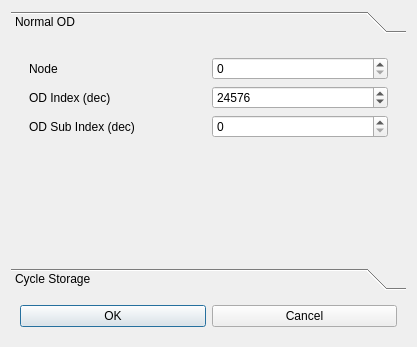
Above: libEPLViz/ui/PlotCreator.ui from epl-viz/EPL-Viz before the change. Below: the same form after it.
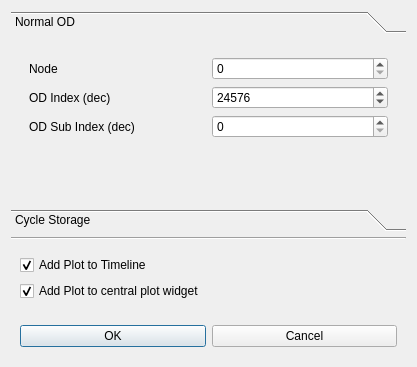
That is the form after the change. Icons and pictures are not drawn.

Commit message: Improved PlotCreator dialog

The edit to the form file:
```diff
--- a/libEPLViz/ui/PlotCreator.ui
+++ b/libEPLViz/ui/PlotCreator.ui
@@ -7,7 +7,7 @@
     <x>0</x>
     <y>0</y>
     <width>417</width>
-    <height>347</height>
+    <height>367</height>
    </rect>
   </property>
   <property name="windowTitle">
@@ -16,6 +16,12 @@
   <layout class="QVBoxLayout" name="verticalLayout">
    <item>
     <widget class="QToolBox" name="toolBox">
+     <property name="frameShape">
+      <enum>QFrame::NoFrame</enum>
+     </property>
+     <property name="frameShadow">
+      <enum>QFrame::Raised</enum>
+     </property>
      <property name="currentIndex">
       <number>0</number>
      </property>
@@ -25,7 +31,7 @@
         <x>0</x>
         <y>0</y>
         <width>405</width>
-        <height>219</height>
+        <height>162</height>
        </rect>
       </property>
       <attribute name="label">
@@ -140,6 +146,39 @@
      </widget>
     </widget>
    </item>
+   <item>
+    <widget class="Line" name="line">
+     <property name="orientation">
+      <enum>Qt::Horizontal</enum>
+     </property>
+    </widget>
+   </item>
+   <item>
+    <widget class="QWidget" name="widget" native="true">
+     <layout class="QVBoxLayout" name="verticalLayout_4">
+      <item>
+       <widget class="QCheckBox" name="AddToTimeLine">
+        <property name="text">
+         <string>Add Plot to Timeline</string>
+        </property>
+        <property name="checked">
+         <bool>true</bool>
+        </property>
+       </widget>
+      </item>
+      <item>
+       <widget class="QCheckBox" name="AddToPlot">
+        <property name="text">
+         <string>Add Plot to central plot widget</string>
+        </property>
+        <property name="checked">
+         <bool>true</bool>
+        </property>
+       </widget>
+      </item>
+     </layout>
+    </widget>
+   </item>
    <item>
     <widget class="QWidget" name="widget_2" native="true">
      <layout class="QHBoxLayout" name="horizontalLayout_2">
```
Left out of the diff: 8 changed lines with no effect on the pictures. The commit also changes 4 other files.
